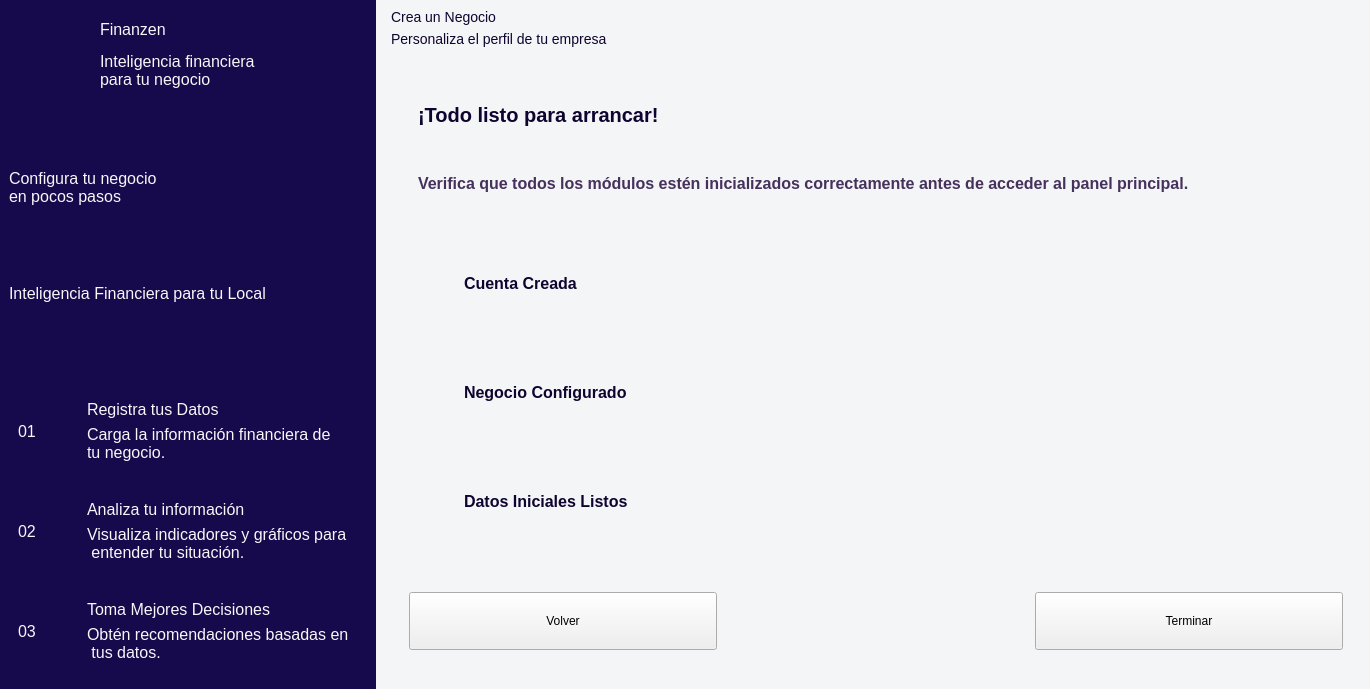
Old version of the form app/ui/creatingBusiness.ui in the repository Brando-1510/Proyecto-Integrador-2.0.
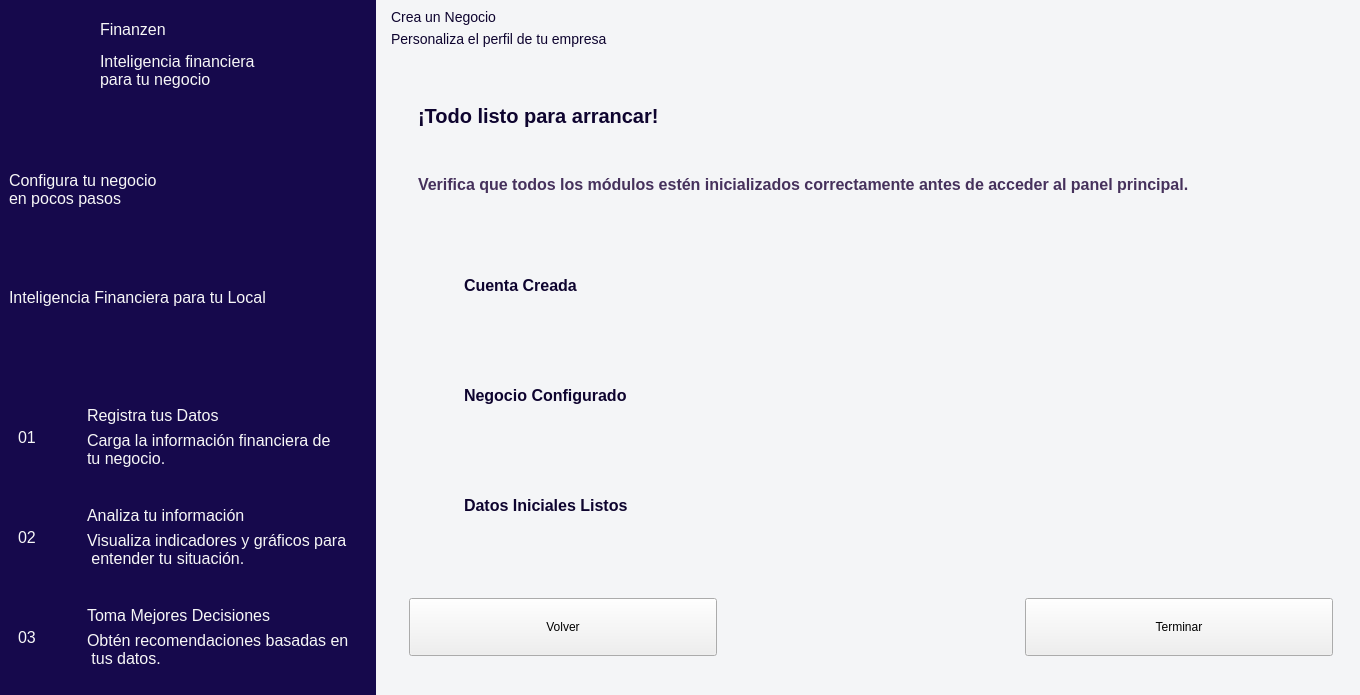
New version of the form. Icons and pictures are not drawn.

What changed in the file:
```diff
--- a/app/ui/creatingBusiness.ui
+++ b/app/ui/creatingBusiness.ui
@@ -6,8 +6,8 @@
    <rect>
     <x>0</x>
     <y>0</y>
-    <width>1370</width>
-    <height>689</height>
+    <width>1360</width>
+    <height>695</height>
    </rect>
   </property>
   <property name="windowTitle">
```
